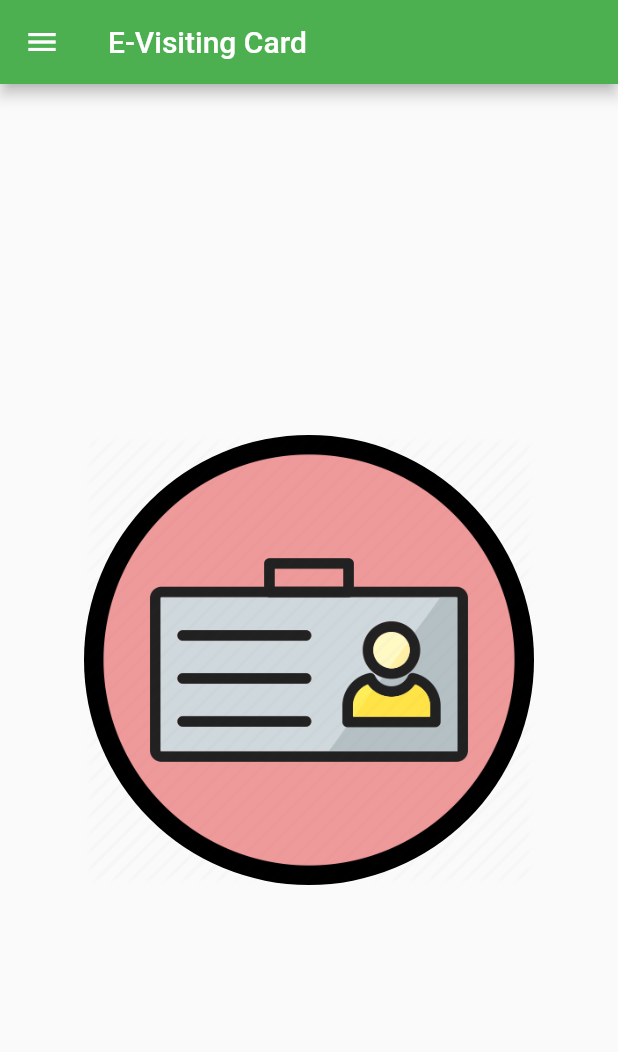
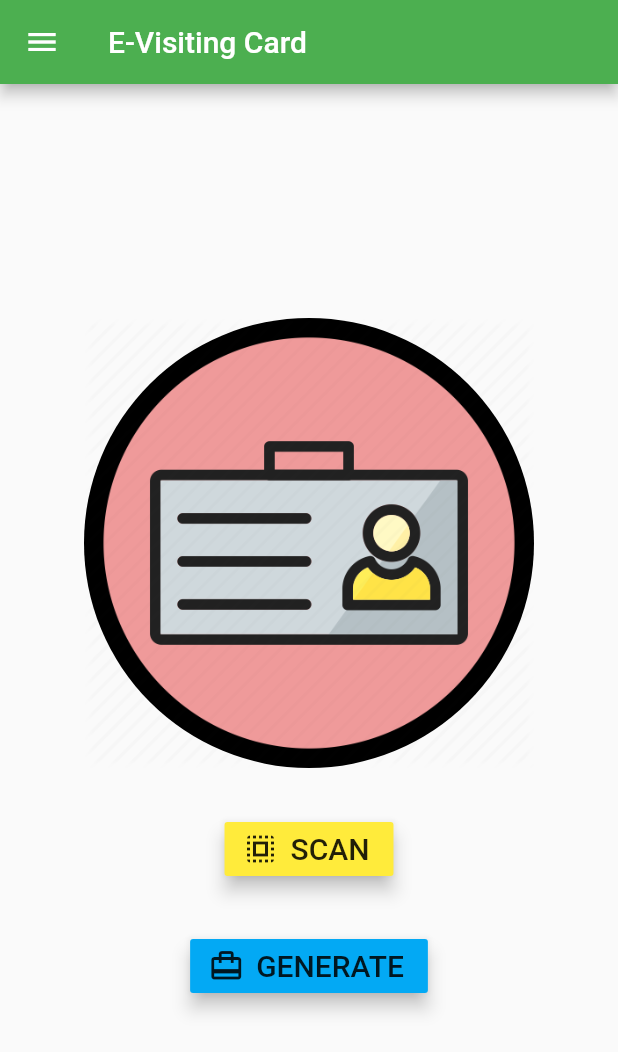
Before and after one commit to sbmkrgit/e-Visiting-Card, a Flutter app: the screen it shows after launch, on a phone screen of 412 x 824 dp. Shown: the top 1052 px of the screen. Run offline on Flutter 3.47's test engine with Material 2 defaults, Android fonts, the phone set to English and light mode, and no system bars.

Commit message:
Added button on HomeScreen

```diff
--- a/lib/HomePage.dart
+++ b/lib/HomePage.dart
@@ -1,4 +1,5 @@
 import 'package:e_visiting_card/NavigationDrawer.dart';
+import 'package:flutter/cupertino.dart';
 import 'package:flutter/material.dart';
 
 class HomePage extends StatefulWidget {
@@ -27,6 +28,32 @@ class _HomePageState extends State<HomePage> {
               maxRadius: 150,
               backgroundColor: Colors.black,
             ),
+            Padding(
+              padding: EdgeInsets.all(30),
+              child: RaisedButton.icon(
+                  onPressed: () {
+                    //to be implemented
+                  },
+                  color: Colors.yellow,
+                  elevation: 5.0,
+                  icon: Icon(Icons.select_all),
+                  label: Text('SCAN', style: TextStyle(fontSize: 20))),
+            ),
+            Padding(
+              padding: EdgeInsets.all(0),
+              child: RaisedButton.icon(
+                elevation: 5.0,
+                color: Colors.lightBlue,
+                onPressed: () {
+                  //to be implemented
+                },
+                icon: Icon(Icons.card_travel),
+                label: Text(
+                  'GENERATE',
+                  style: TextStyle(fontSize: 20),
+                ),
+              ),
+            )
           ],
         ),
       ),
```
